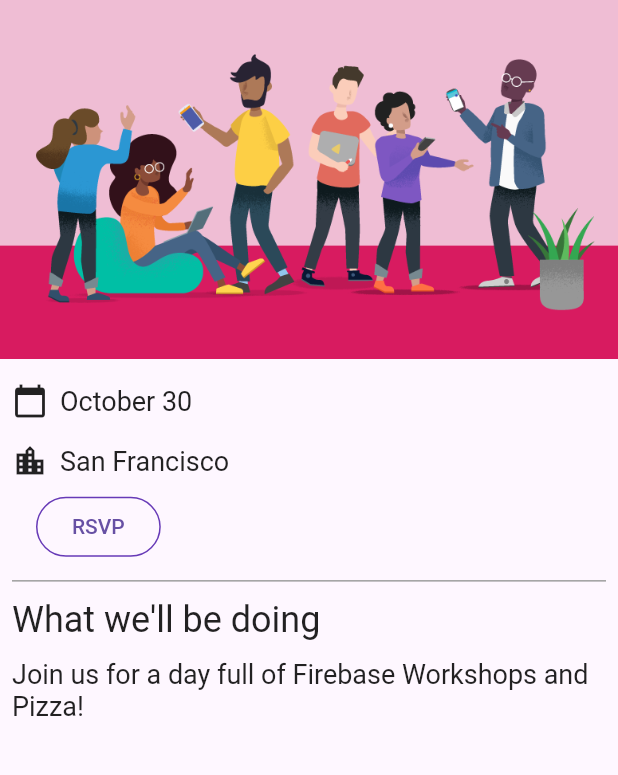
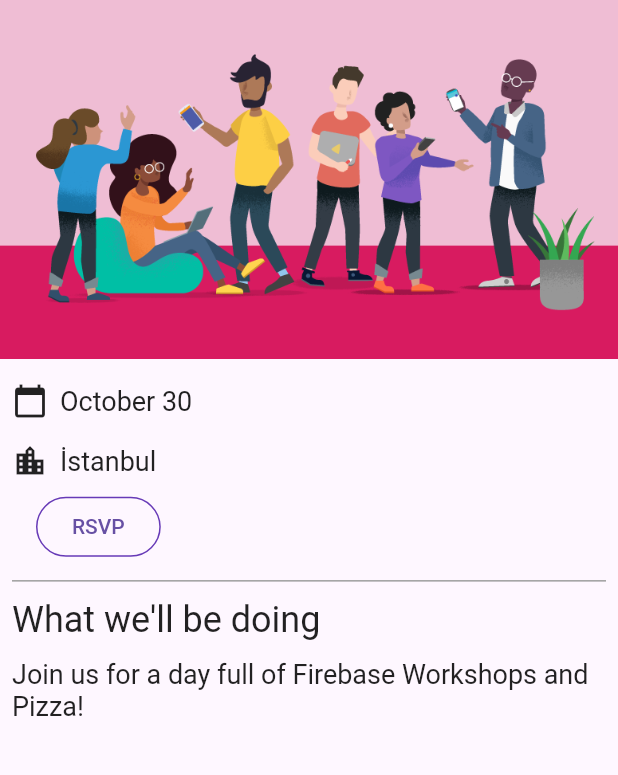
Before and after one commit to seymagunal/step_07, a Flutter app: the screen it shows after launch, on a phone screen of 412 x 824 dp, the part 84-859 px from its top. Run offline on Flutter 3.47's test engine with Material 2 defaults, Android fonts, the phone set to English and light mode, and no system bars; our stand-ins replace cloud_firestore, firebase_auth, firebase_core, go_router, google_fonts; missing offline and left inert: firebase_ui_auth; accounts and stored records are empty.

Commit message:
dashboard değişikliği

```diff
--- a/lib/home_page.dart
+++ b/lib/home_page.dart
@@ -26,7 +26,7 @@ class HomePage extends StatelessWidget {
           Image.asset('assets/codelab.png'),
           const SizedBox(height: 8),
           const IconAndDetail(Icons.calendar_today, 'October 30'),
-          const IconAndDetail(Icons.location_city, 'San Francisco'),
+          const IconAndDetail(Icons.location_city, 'İstanbul'),
           Consumer<ApplicationState>(
             builder: (context, appState, _) => AuthFunc(
                 loggedIn: appState.loggedIn,
```
